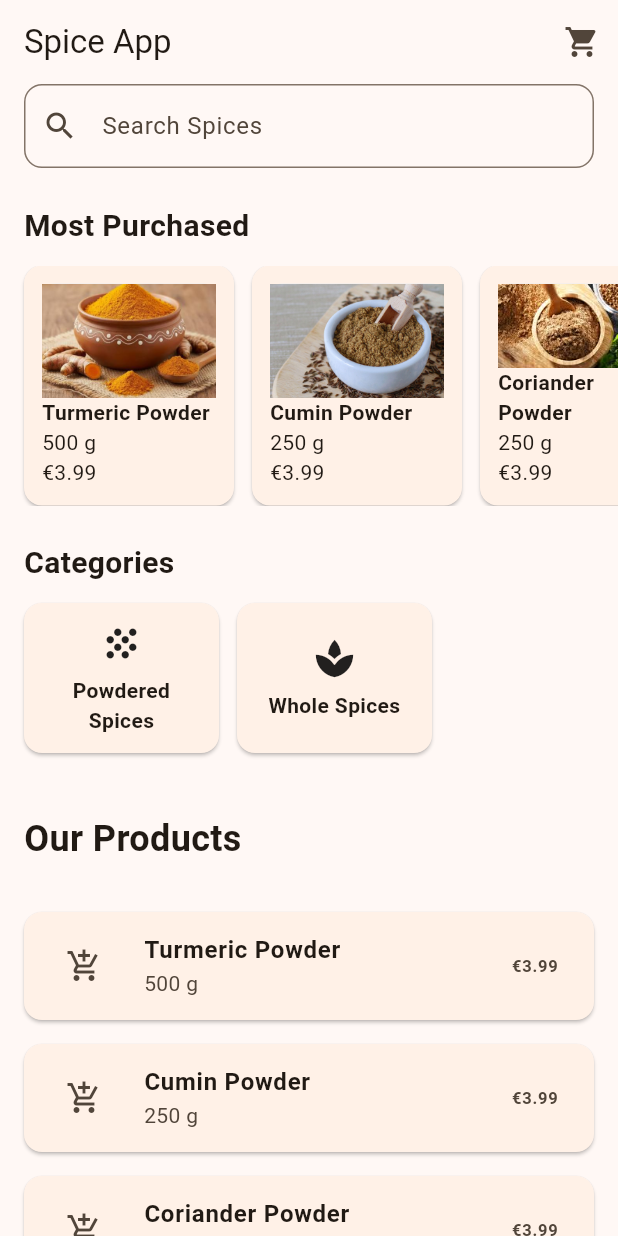
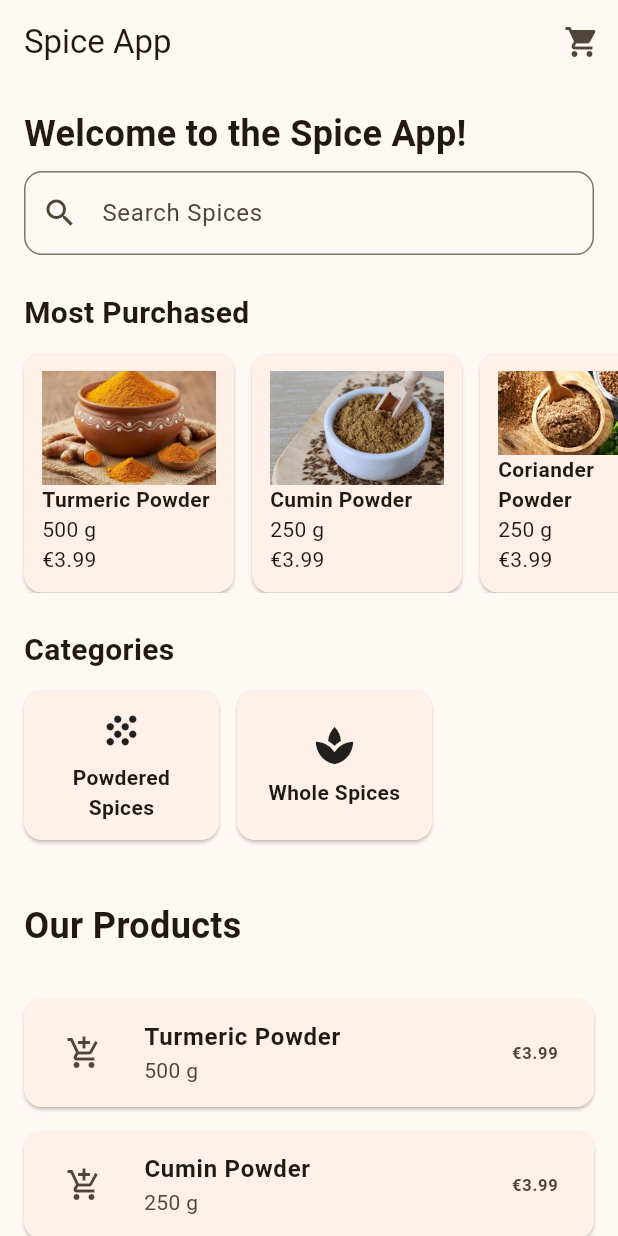
Before and after one commit to swastikdhakal07/SpiceApp, a Flutter app: the screen it shows after launch, on a phone screen of 412 x 824 dp. Run offline on Flutter 3.47's test engine with Material 3 defaults, Android fonts, the phone set to English and light mode, and no system bars.

Commit message:
a small welcome message

```diff
--- a/lib/screens/home_screen.dart
+++ b/lib/screens/home_screen.dart
@@ -29,6 +29,15 @@ class _HomeScreenState extends State<HomeScreen> {
       body: Column(
         crossAxisAlignment: CrossAxisAlignment.start,
         children: [
+          //a small welcome message
+          const Padding(
+            padding: EdgeInsets.fromLTRB(16.0, 16.0, 16.0, 8.0),
+            child: Text(
+              'Welcome to the Spice App!',
+              style: TextStyle(fontSize: 24, fontWeight: FontWeight.bold),
+            ),
+          ),
+
           const SpiceSearchBar(),
           const SizedBox(height: 24),
           const MostPurchasedSection(),
```
